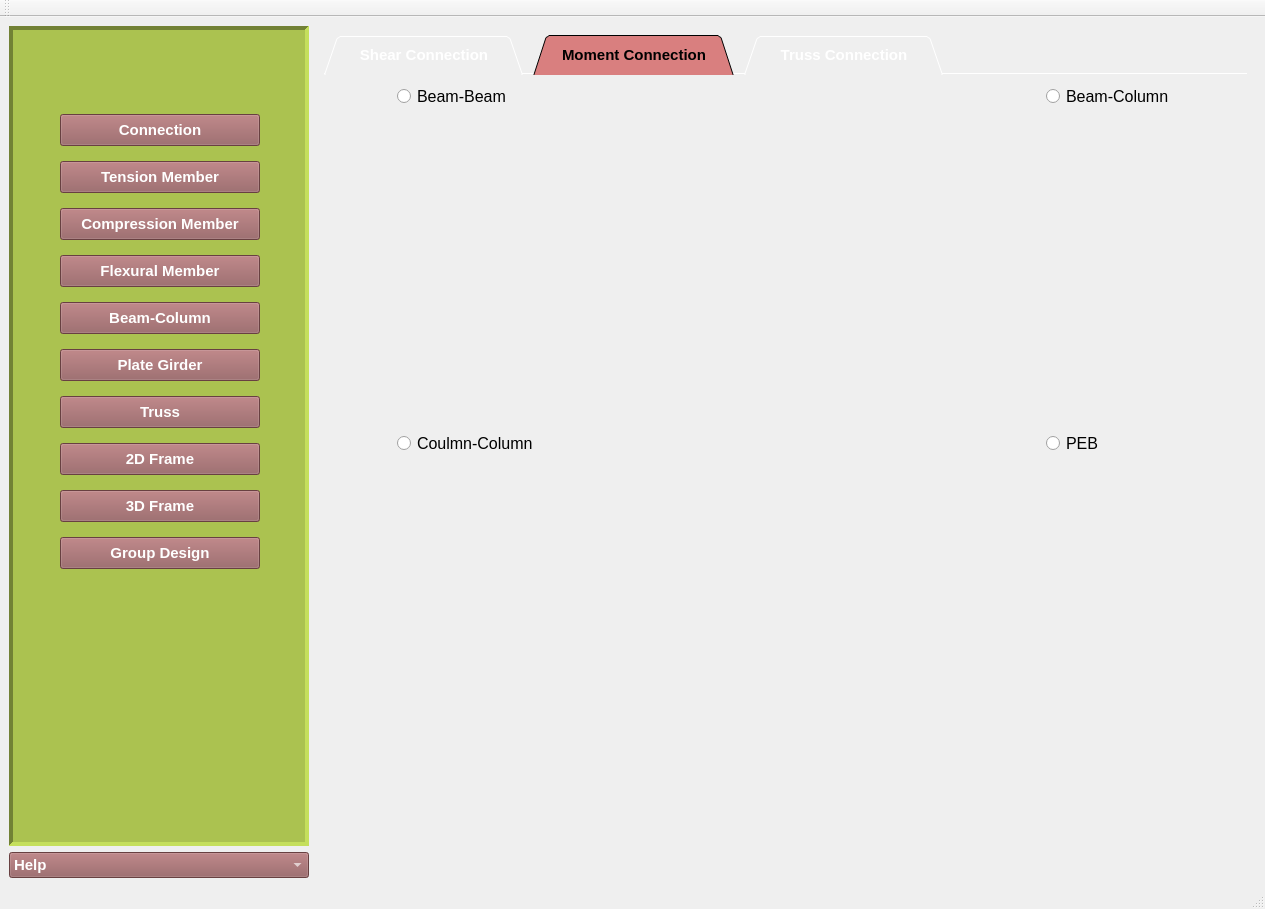
Above: OsdagMainPage.ui from GreatDevelopers/osdag-core before the change. Below: the same form after it.
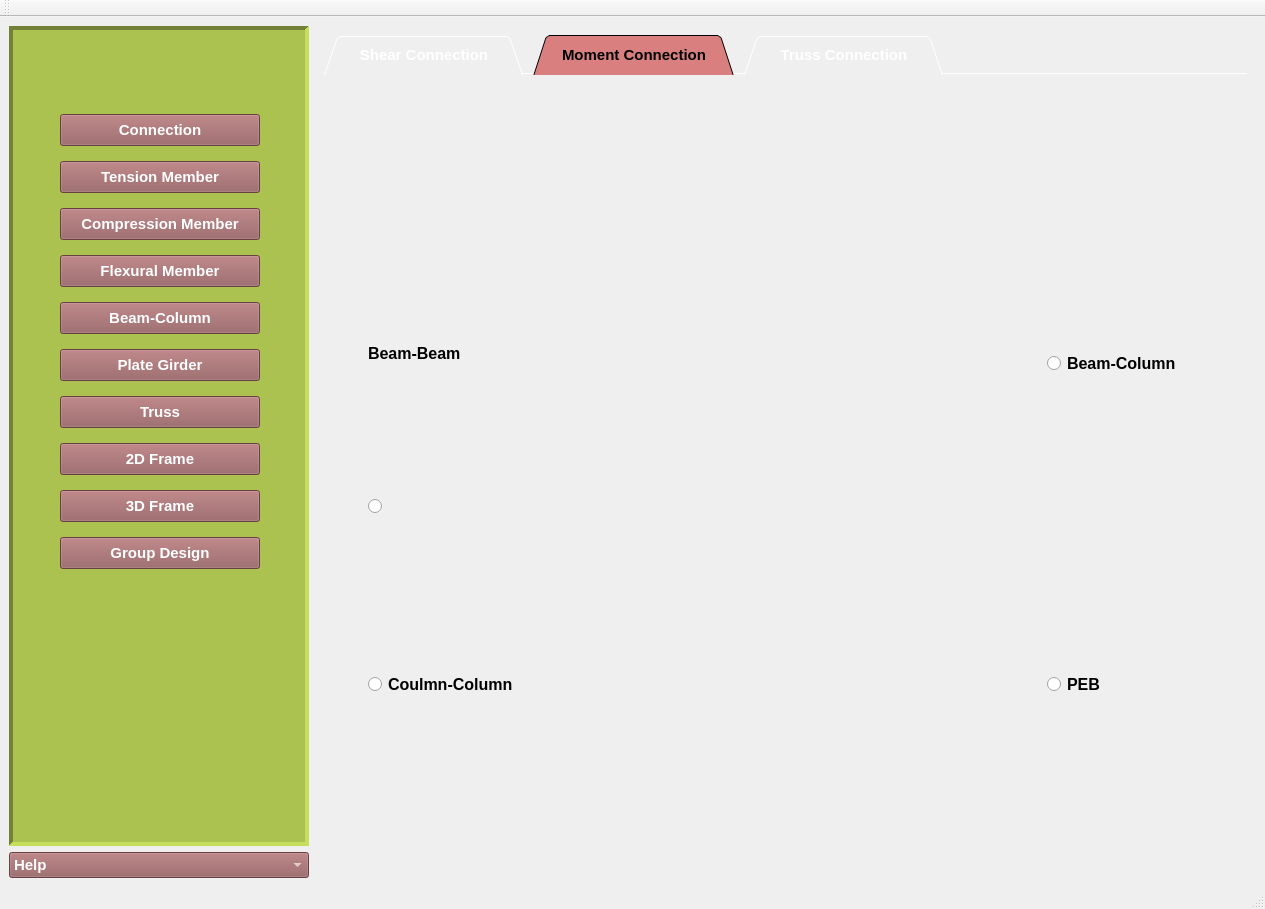
That is the form after the change. The open tabs and pages were chosen to show the change. Icons and pictures are not drawn.

Commit message: Feat: add image to beam-beam

```diff
--- a/OsdagMainPage.ui
+++ b/OsdagMainPage.ui
@@ -1142,19 +1142,24 @@
            <attribute name="whatsThis">
             <string>This connection is under development</string>
            </attribute>
-           <layout class="QGridLayout" name="gridLayout_4">
-            <item row="0" column="5">
-             <spacer name="horizontalSpacer_13">
-              <property name="orientation">
-               <enum>Qt::Horizontal</enum>
+           <layout class="QGridLayout" name="gridLayout_7">
+            <item row="1" column="1">
+             <widget class="QRadioButton" name="rdbtn_beamcolumn">
+              <property name="font">
+               <font>
+                <family>Arial</family>
+                <pointsize>12</pointsize>
+                <weight>75</weight>
+                <bold>true</bold>
+               </font>
               </property>
-              <property name="sizeHint" stdset="0">
-               <size>
-                <width>40</width>
-                <height>20</height>
-               </size>
+              <property name="layoutDirection">
+               <enum>Qt::LeftToRight</enum>
               </property>
-             </spacer>
+              <property name="text">
+               <string>Beam-Column</string>
+              </property>
+             </widget>
             </item>
             <item row="2" column="1">
              <spacer name="verticalSpacer_8">
@@ -1163,70 +1168,90 @@
               </property>
               <property name="sizeHint" stdset="0">
                <size>
-                <width>20</width>
-                <height>259</height>
+                <width>156</width>
+                <height>152</height>
                </size>
               </property>
              </spacer>
             </item>
-            <item row="2" column="4">
+            <item row="2" column="3">
              <spacer name="verticalSpacer_9">
               <property name="orientation">
                <enum>Qt::Vertical</enum>
               </property>
               <property name="sizeHint" stdset="0">
                <size>
-                <width>20</width>
-                <height>259</height>
+                <width>328</width>
+                <height>152</height>
                </size>
               </property>
              </spacer>
             </item>
-            <item row="0" column="2" colspan="2">
+            <item row="1" column="2">
              <spacer name="horizontalSpacer_10">
               <property name="orientation">
                <enum>Qt::Horizontal</enum>
               </property>
               <property name="sizeHint" stdset="0">
                <size>
-                <width>496</width>
-                <height>20</height>
+                <width>349</width>
+                <height>301</height>
                </size>
               </property>
              </spacer>
             </item>
-            <item row="0" column="0">
-             <spacer name="horizontalSpacer_14">
+            <item row="3" column="2">
+             <spacer name="horizontalSpacer_11">
               <property name="orientation">
                <enum>Qt::Horizontal</enum>
               </property>
               <property name="sizeHint" stdset="0">
                <size>
-                <width>40</width>
-                <height>20</height>
+                <width>349</width>
+                <height>25</height>
                </size>
               </property>
              </spacer>
             </item>
-            <item row="4" column="1" rowspan="2">
+            <item row="3" column="1">
+             <widget class="QRadioButton" name="rdbtn_peb">
+              <property name="font">
+               <font>
+                <family>Arial</family>
+                <pointsize>12</pointsize>
+                <weight>75</weight>
+                <bold>true</bold>
+               </font>
+              </property>
+              <property name="layoutDirection">
+               <enum>Qt::LeftToRight</enum>
+              </property>
+              <property name="text">
+               <string>PEB</string>
+              </property>
+             </widget>
+            </item>
+            <item row="4" column="1">
              <spacer name="verticalSpacer_10">
               <property name="orientation">
                <enum>Qt::Vertical</enum>
               </property>
               <property name="sizeHint" stdset="0">
                <size>
-                <width>20</width>
-                <height>398</height>
+                <width>156</width>
+                <height>163</height>
                </size>
               </property>
              </spacer>
             </item>
-            <item row="3" column="4">
+            <item row="3" column="3">
              <widget class="QRadioButton" name="rdbtn_colcol">
               <property name="font">
                <font>
                 <family>Arial</family>
                 <pointsize>12</pointsize>
+                <weight>75</weight>
+                <bold>true</bold>
                </font>
               </property>
               <property name="layoutDirection">
@@ -1237,80 +1262,103 @@
               </property>
              </widget>
             </item>
-            <item row="4" column="4" rowspan="2">
+            <item row="4" column="3">
              <spacer name="verticalSpacer_11">
               <property name="orientation">
                <enum>Qt::Vertical</enum>
               </property>
               <property name="sizeHint" stdset="0">
                <size>
+                <width>328</width>
+                <height>163</height>
+               </size>
+              </property>
+             </spacer>
+            </item>
+            <item row="1" column="4">
+             <spacer name="horizontalSpacer_13">
+              <property name="orientation">
+               <enum>Qt::Horizontal</enum>
+              </property>
+              <property name="sizeHint" stdset="0">
+               <size>
+                <width>40</width>
+                <height>20</height>
+               </size>
+              </property>
+             </spacer>
+            </item>
+            <item row="1" column="0">
+             <spacer name="horizontalSpacer_14">
+              <property name="orientation">
+               <enum>Qt::Horizontal</enum>
+              </property>
+              <property name="sizeHint" stdset="0">
+               <size>
+                <width>40</width>
+                <height>20</height>
+               </size>
+              </property>
+             </spacer>
+            </item>
+            <item row="1" column="3">
+             <layout class="QGridLayout" name="gridLayout_4">
+              <item row="0" column="0">
+               <widget class="QLabel" name="label_8">
+                <property name="font">
+                 <font>
+                  <family>Arial</family>
+                  <pointsize>12</pointsize>
+                  <weight>75</weight>
+                  <bold>true</bold>
+                 </font>
+                </property>
+                <property name="text">
+                 <string>Beam-Beam</string>
+                </property>
+               </widget>
+              </item>
+              <item row="1" column="0">
+               <widget class="QRadioButton" name="rdbtn_beamtobeam">
+                <property name="font">
+                 <font>
+                  <family>Arial</family>
+                  <pointsize>12</pointsize>
+                 </font>
+                </property>
+                <property name="layoutDirection">
+                 <enum>Qt::LeftToRight</enum>
+                </property>
+                <property name="text">
+                 <string/>
+                </property>
+                <property name="icon">
+                 <iconset resource="ResourceFiles/osdagMainPageIcons.qrc">
+                  <normaloff>:/newPrefix/images/1.png</normaloff>:/newPrefix/images/1.png</iconset>
+                </property>
+                <property name="iconSize">
+                 <size>
+                  <width>300</width>
+                  <height>300</height>
+                 </size>
+                </property>
+               </widget>
+              </item>
+             </layout>
+            </item>
+            <item row="0" column="3">
+             <spacer name="verticalSpacer_16">
+              <property name="orientation">
+               <enum>Qt::Vertical</enum>
+              </property>
+              <property name="sizeHint" stdset="0">
+               <size>
                 <width>20</width>
-                <height>398</height>
+                <height>40</height>
                </size>
               </property>
              </spacer>
             </item>
-            <item row="3" column="1">
-             <widget class="QRadioButton" name="rdbtn_peb">
-              <property name="font">
-               <font>
-                <family>Arial</family>
-                <pointsize>12</pointsize>
-               </font>
-              </property>
-              <property name="layoutDirection">
-               <enum>Qt::LeftToRight</enum>
-              </property>
-              <property name="text">
-               <string>PEB</string>
-              </property>
-             </widget>
-            </item>
-            <item row="3" column="2" colspan="2">
-             <spacer name="horizontalSpacer_11">
-              <property name="orientation">
-               <enum>Qt::Horizontal</enum>
-              </property>
-              <property name="sizeHint" stdset="0">
-               <size>
-                <width>496</width>
-                <height>20</height>
-               </size>
-              </property>
-             </spacer>
-            </item>
-            <item row="0" column="1">
-             <widget class="QRadioButton" name="rdbtn_beamcolumn">
-              <property name="font">
-               <font>
-                <family>Arial</family>
-                <pointsize>12</pointsize>
-               </font>
-              </property>
-              <property name="layoutDirection">
-               <enum>Qt::LeftToRight</enum>
-              </property>
-              <property name="text">
-               <string>Beam-Column</string>
-              </property>
-             </widget>
-            </item>
-            <item row="0" column="4">
-             <widget class="QRadioButton" name="rdbtn_beamtobeam">
-              <property name="font">
-               <font>
-                <family>Arial</family>
-                <pointsize>12</pointsize>
-               </font>
-              </property>
-              <property name="layoutDirection">
-               <enum>Qt::LeftToRight</enum>
-              </property>
-              <property name="text">
-               <string>Beam-Beam</string>
-              </property>
-             </widget>
-            </item>
            </layout>
           </widget>
           <widget class="QWidget" name="tab3_trussconnection">
```
Left out of the diff: 175 changed lines with no effect on the pictures. The commit also changes 1 other file.
